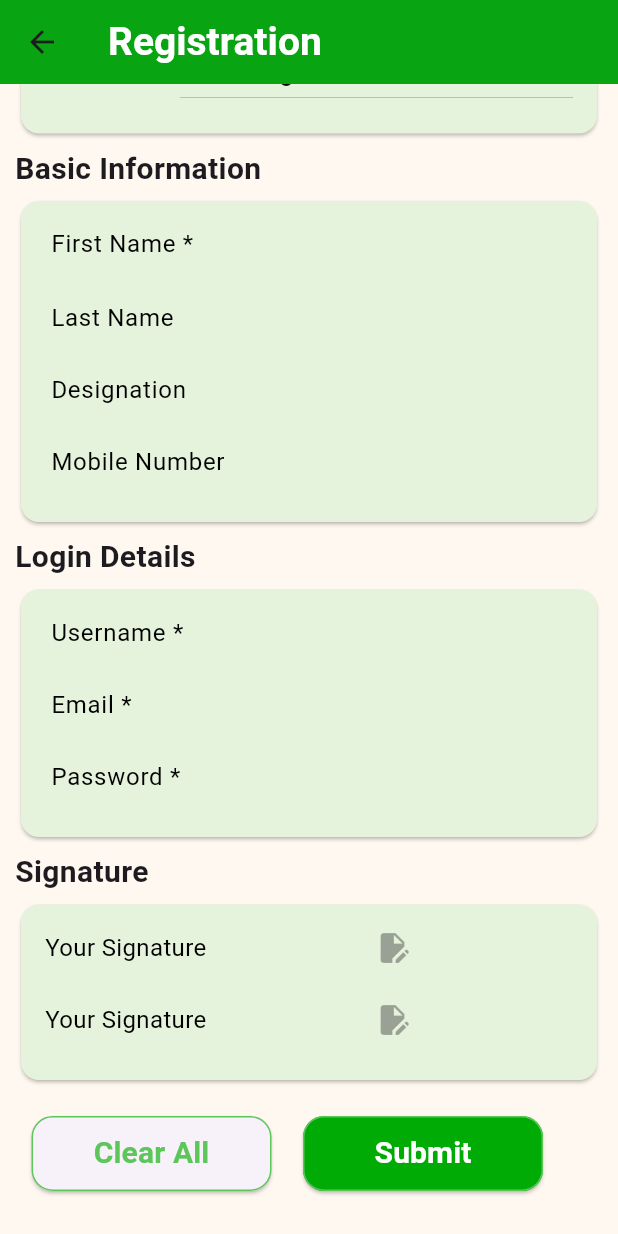
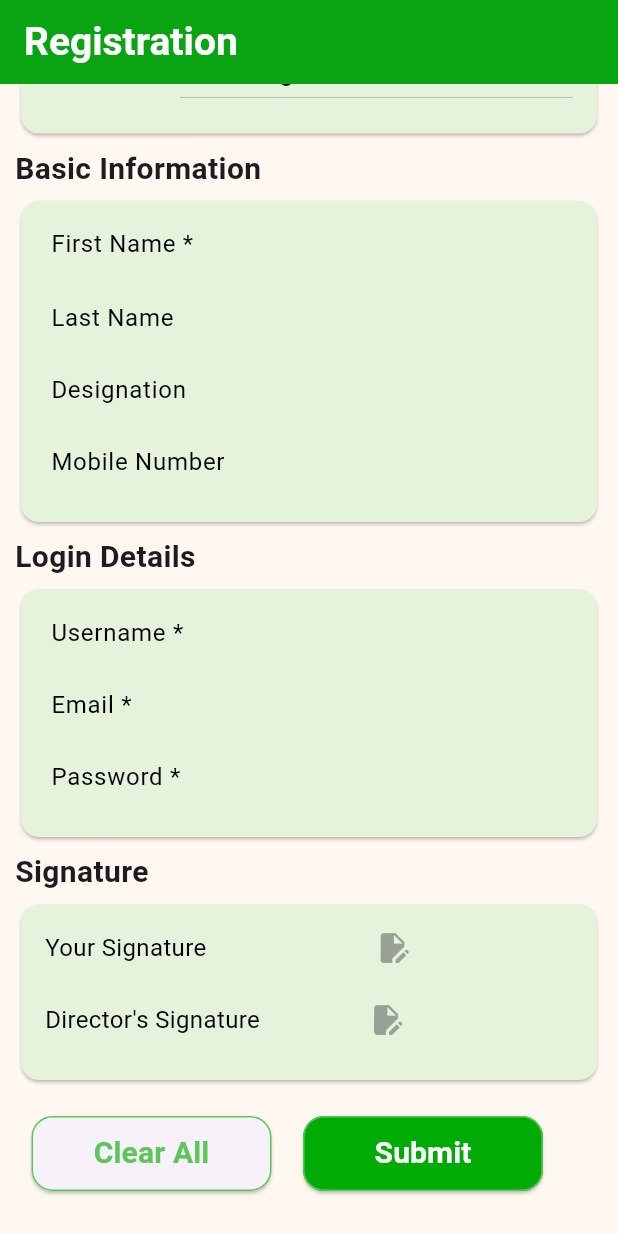
Before and after one commit to Rashmeet1-hub/WblMobile, a Flutter app: the adminregisteration screen opened directly, scrolled down 188 dp, on a phone screen of 412 x 824 dp. Run offline on Flutter 3.47's test engine with Material 3 defaults, Android fonts, the phone set to English and light mode, and no system bars.

Commit message:
Fixed admin registration

```diff
--- a/lib/WBL Pages/Demo Testing Pages/adminregisteration.dart
+++ b/lib/WBL Pages/Demo Testing Pages/adminregisteration.dart
@@ -450,14 +450,14 @@ class adminregisteration extends StatelessWidget {
                             //crossAxisAlignment: CrossAxisAlignment.start,
                             children: [
                               Text(
-                                'Your Signature',
+                                "Director's Signature",
                                 style:
                                     TextStyle(color: Colors.black, fontSize: 16
                                         //fontWeight: FontWeight.bold
                                         ),
                               ),
                               Padding(
-                                padding: EdgeInsets.only(left: 100),
+                                padding: EdgeInsets.only(left: 60),
                                 child: const IconButton(
                                     onPressed: null,
                                     icon: Icon(Icons.edit_document)),
--- a/lib/WBL Pages/Demo Testing Pages/loginscreen.dart
+++ b/lib/WBL Pages/Demo Testing Pages/loginscreen.dart
@@ -38,7 +38,7 @@ class loginscreen extends StatelessWidget {
                       fontWeight: FontWeight.bold),
                 ),
               ),
-              SizedBox(
+              const SizedBox(
                 height: 34,
               ),
               FractionallySizedBox(
--- a/lib/main.dart
+++ b/lib/main.dart
@@ -24,11 +24,11 @@ class MyApp extends StatelessWidget {
         primarySwatch: Colors.blue,
       ),
       //home: const WelcomePage(),
-      home: const loginscreen(),
+      //home: const loginscreen(),
       //home: const candidateLogin(),
       //home: const adminLogin(),
 
-      //home: const adminregisteration(),
+      home: const adminregisteration(),
       //home: const candidateregisteration(),
     );
   }
```
